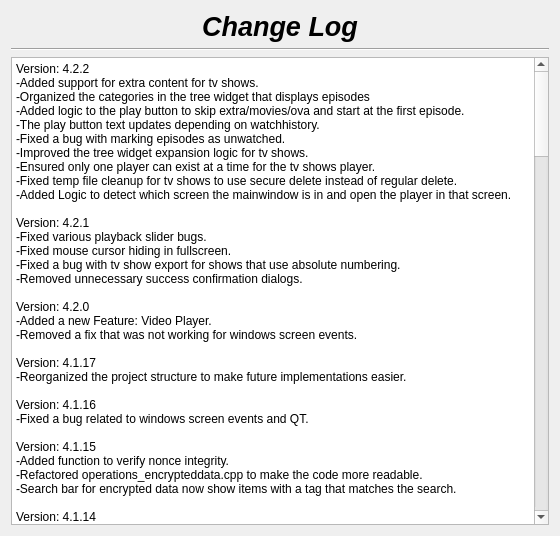
The window that changelog.ui (therealMaPMaKeR/MMDiary) describes before a commit, drawn with Qt 5.
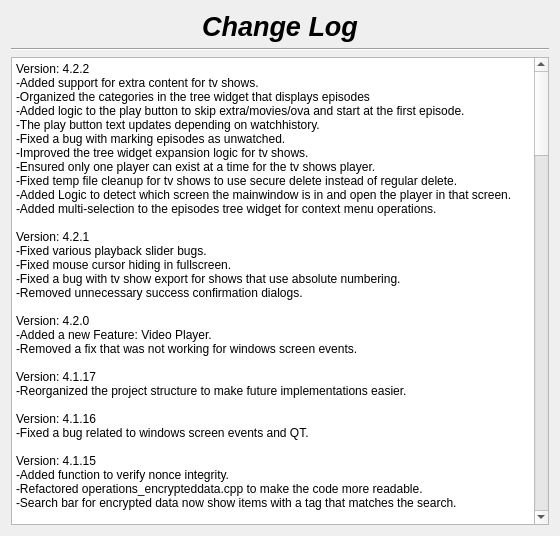
The same window after the commit.

Commit message: fixed a bug with multi selection

Patch:
```diff
--- a/changelog.ui
+++ b/changelog.ui
@@ -56,7 +56,7 @@
 li.checked::marker { content: &quot;\2612&quot;; }
 &lt;/style&gt;&lt;/head&gt;&lt;body style=&quot; font-family:'Segoe UI'; font-size:9pt; font-weight:400; font-style:normal;&quot;&gt;
 &lt;p style=&quot; margin-top:0px; margin-bottom:0px; margin-left:0px; margin-right:0px; -qt-block-indent:0; text-indent:0px;&quot;&gt;Version: 4.2.2&lt;br /&gt;-Added support for extra content for tv shows.&lt;/p&gt;
-&lt;p style=&quot; margin-top:0px; margin-bottom:0px; margin-left:0px; margin-right:0px; -qt-block-indent:0; text-indent:0px;&quot;&gt;-Organized the categories in the tree widget that displays episodes&lt;br /&gt;-Added logic to the play button to skip extra/movies/ova and start at the first episode.&lt;br /&gt;-The play button text updates depending on watchhistory.&lt;br /&gt;-Fixed a bug with marking episodes as unwatched.&lt;br /&gt;-Improved the tree widget expansion logic for tv shows.&lt;br /&gt;-Ensured only one player can exist at a time for the tv shows player.&lt;br /&gt;-Fixed temp file cleanup for tv shows to use secure delete instead of regular delete.&lt;br /&gt;-Added Logic to detect which screen the mainwindow is in and open the player in that screen.&lt;br /&gt;&lt;br /&gt;Version: 4.2.1&lt;br /&gt;-Fixed various playback slider bugs.&lt;br /&gt;-Fixed mouse cursor hiding in fullscreen.&lt;br /&gt;-Fixed a bug with tv show export for shows that use absolute numbering.&lt;/p&gt;
+&lt;p style=&quot; margin-top:0px; margin-bottom:0px; margin-left:0px; margin-right:0px; -qt-block-indent:0; text-indent:0px;&quot;&gt;-Organized the categories in the tree widget that displays episodes&lt;br /&gt;-Added logic to the play button to skip extra/movies/ova and start at the first episode.&lt;br /&gt;-The play button text updates depending on watchhistory.&lt;br /&gt;-Fixed a bug with marking episodes as unwatched.&lt;br /&gt;-Improved the tree widget expansion logic for tv shows.&lt;br /&gt;-Ensured only one player can exist at a time for the tv shows player.&lt;br /&gt;-Fixed temp file cleanup for tv shows to use secure delete instead of regular delete.&lt;br /&gt;-Added Logic to detect which screen the mainwindow is in and open the player in that screen.&lt;br /&gt;-Added multi-selection to the episodes tree widget for context menu operations.&lt;br /&gt;&lt;br /&gt;Version: 4.2.1&lt;br /&gt;-Fixed various playback slider bugs.&lt;br /&gt;-Fixed mouse cursor hiding in fullscreen.&lt;br /&gt;-Fixed a bug with tv show export for shows that use absolute numbering.&lt;/p&gt;
 &lt;p style=&quot; margin-top:0px; margin-bottom:0px; margin-left:0px; margin-right:0px; -qt-block-indent:0; text-indent:0px;&quot;&gt;-Removed unnecessary success confirmation dialogs.&lt;br /&gt;&lt;br /&gt;Version: 4.2.0&lt;br /&gt;-Added a new Feature: Video Player.&lt;/p&gt;
 &lt;p style=&quot; margin-top:0px; margin-bottom:0px; margin-left:0px; margin-right:0px; -qt-block-indent:0; text-indent:0px;&quot;&gt;-Removed a fix that was not working for windows screen events.&lt;/p&gt;
 &lt;p style=&quot;-qt-paragraph-type:empty; margin-top:0px; margin-bottom:0px; margin-left:0px; margin-right:0px; -qt-block-indent:0; text-indent:0px;&quot;&gt;&lt;br /&gt;&lt;/p&gt;
```
The commit also changes 1 other file.
